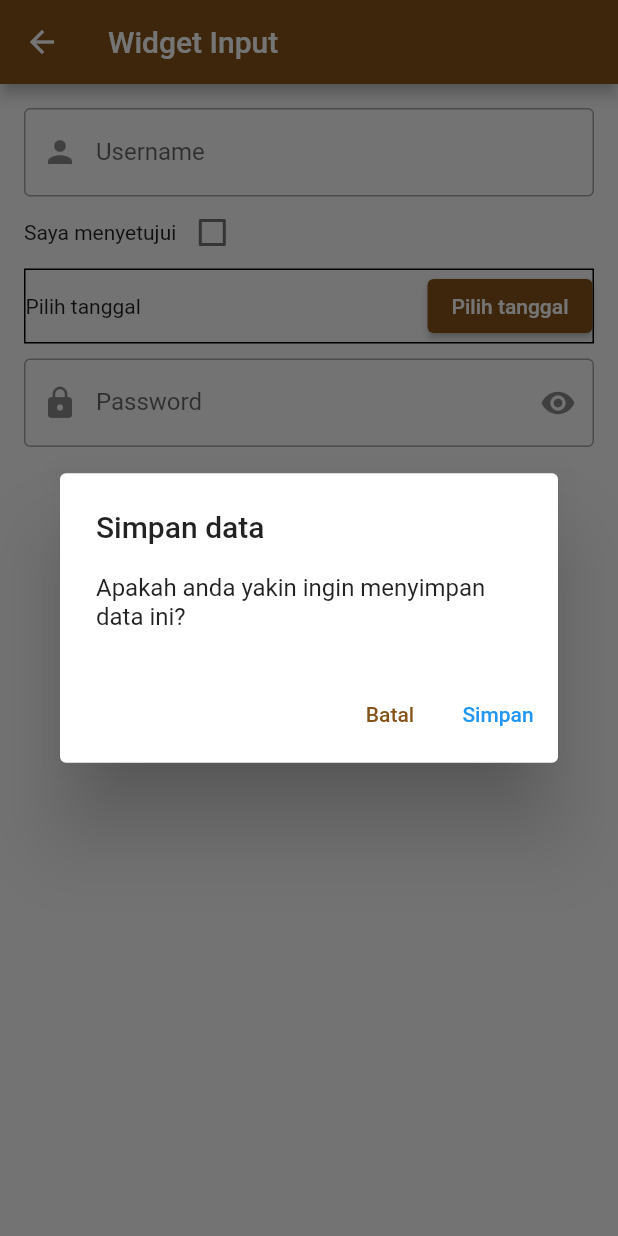
After one commit to mohammadzarkasi/flutter-inixindo-2024, a Flutter app: the WidgetInputScreen screen opened directly, after a tap on "Simpan", on a phone screen of 412 x 824 dp. The commit adds this screen. Run offline on Flutter 3.47's test engine with Material 3 defaults, Android fonts, the phone set to English and light mode, and no system bars.

Commit message:
contoh input

```diff
--- a/lib/main.dart
+++ b/lib/main.dart
@@ -1,4 +1,5 @@
 import 'package:flutter/material.dart';
+import 'package:inixindo/widget_input_screen.dart';
 
 void main() {
   runApp(const MyApp());
@@ -180,6 +181,13 @@ class _MyHomePageState extends State<MyHomePage> {
         mainAxisAlignment: MainAxisAlignment.center,
         children: <Widget>[
           const Text('Selamat datang di Fasilkom App'),
+          ElevatedButton(
+              onPressed: () {
+                Navigator.of(context).push(MaterialPageRoute(builder: (_) {
+                  return WidgetInputScreen();
+                }));
+              },
+              child: Text('Widget Input')),
         ],
       ),
     );
@@ -253,7 +261,6 @@ class _MyHomePageState extends State<MyHomePage> {
             trailing: _submenuJadwal == false
                 ? Icon(Icons.keyboard_arrow_right)
                 : Icon(Icons.keyboard_arrow_down),
-
             onExpansionChanged: (v) {
               setState(() {
                 _submenuJadwal = v;
--- /dev/null
+++ b/lib/widget_input_screen.dart
@@ -0,0 +1,139 @@
+import 'package:flutter/material.dart';
+
+class WidgetInputScreen extends StatefulWidget {
+  const WidgetInputScreen({super.key});
+
+  @override
+  State<WidgetInputScreen> createState() => _WidgetInputScreenState();
+}
+
+class _WidgetInputScreenState extends State<WidgetInputScreen> {
+  bool _isChecked = false;
+  DateTime? _selectedDate;
+  bool _isPasswordVisible = true;
+
+  pickADate() async {
+    var result = await showDatePicker(
+      context: context,
+      firstDate: DateTime(1945),
+      lastDate: DateTime(3000),
+      // initialDate: DateTime.now(),
+    );
+
+    print('tanggal dipilih: $result');
+    if (result != null) {
+      print('tanggal adalah: $result');
+      setState(() {
+        _selectedDate = result;
+      });
+    }
+  }
+
+  confirmSubmission() {
+    showDialog(
+      context: context,
+      builder: (ctx) {
+        return AlertDialog(
+          title: Text('Simpan data'),
+          content: Text('Apakah anda yakin ingin menyimpan data ini?'),
+          actions: [
+            TextButton(
+              onPressed: () {
+                Navigator.of(context).pop();
+              },
+              child: Text('Batal'),
+            ),
+            TextButton(
+              onPressed: () {},
+              child: Text(
+                'Simpan',
+                style: TextStyle(color: Colors.blue),
+              ),
+            ),
+          ],
+        );
+      },
+    );
+  }
+
+  @override
+  Widget build(BuildContext context) {
+    return Scaffold(
+      appBar: AppBar(
+        title: Text('Widget Input'),
+      ),
+      body: Container(
+        padding: EdgeInsets.all(16),
+        child: Column(
+          children: [
+            TextField(
+              decoration: InputDecoration(
+                prefixIcon: Icon(Icons.person),
+                label: Text('Username'),
+                hintText: 'Masukkan username',
+                border: OutlineInputBorder(),
+              ),
+            ),
+            Row(
+              children: [
+                Text('Saya menyetujui'),
+                Checkbox(
+                  value: _isChecked,
+                  onChanged: (val) {
+                    setState(() {
+                      _isChecked = val ?? false;
+                    });
+                  },
+                ),
+              ],
+            ),
+            Container(
+              decoration: BoxDecoration(
+                border: Border.all(),
+              ),
+              child: Row(
+                children: [
+                  Text(_selectedDate == null
+                      ? 'Pilih tanggal'
+                      : '${_selectedDate?.day} ${_selectedDate?.month} ${_selectedDate?.year}'),
+                  Spacer(),
+                  ElevatedButton(
+                    onPressed: () {
+                      pickADate();
+                    },
+                    child: Text('Pilih tanggal'),
+                  ),
+                ],
+              ),
+            ),
+            SizedBox(height: 10),
+            TextField(
+              obscureText: _isPasswordVisible,
+              decoration: InputDecoration(
+                prefixIcon: Icon(Icons.lock),
+                label: Text('Password'),
+                hintText: 'Masukkan password',
+                border: OutlineInputBorder(),
+                suffixIcon: IconButton(
+                  onPressed: () {
+                    setState(() {
+                      _isPasswordVisible = !_isPasswordVisible;
+                    });
+                  },
+                  icon: Icon(Icons.remove_red_eye),
+                ),
+              ),
+            ),
+            SizedBox(height: 16),
+            ElevatedButton(
+              onPressed: () {
+                confirmSubmission();
+              },
+              child: Text('Simpan'),
+            ),
+          ],
+        ),
+      ),
+    );
+  }
+}
```
